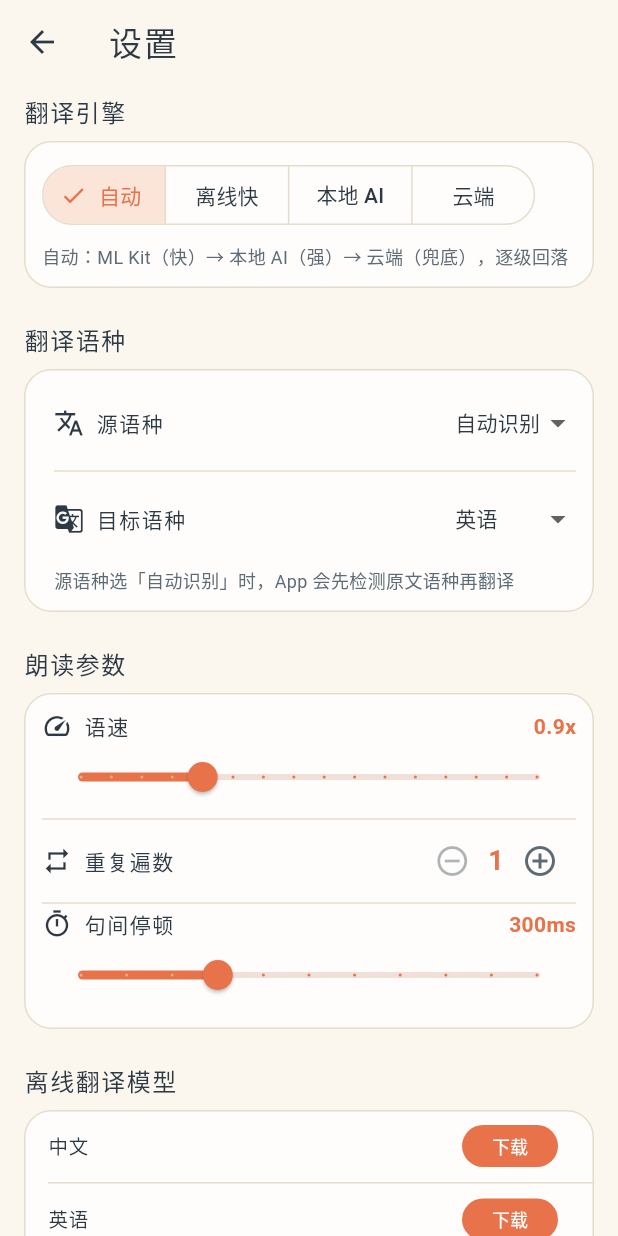
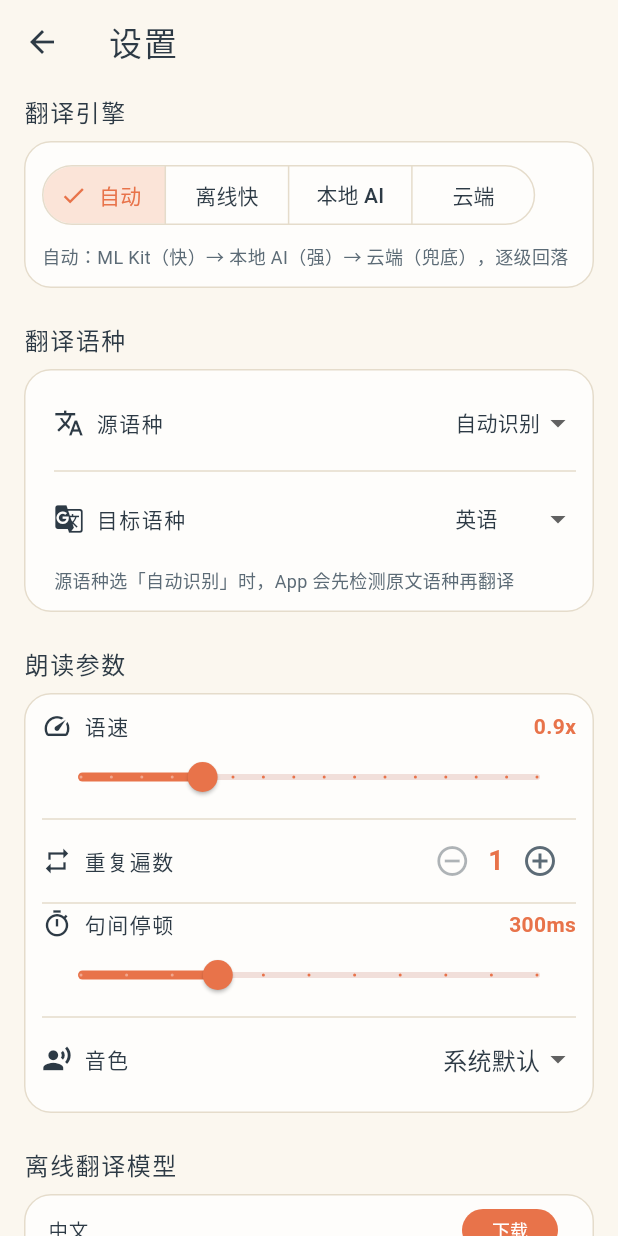
Before and after one commit to EasongChung/WiseMuse, a Flutter app: the SettingsPage screen opened directly, on a phone screen of 412 x 824 dp. Run offline on Flutter 3.47's test engine with Material 3 defaults, Android fonts, the phone set to English and light mode, and no system bars; our stand-ins replace file_picker, permission_handler, shared_preferences, sqflite, webview_flutter; missing offline and left inert: pinyin; accounts and stored records are empty; Roboto replaces fonts that are missing (ZCOOLKuaiLe).

Commit message:
feat(tts): v2.8.0 TTS 音色预置 — 设置页下拉选择 + 原生桥 setVoice
改动：- settings_service: kTtsVoice 键 + get/set - tts_service 接口 + native_tts_service setVoice 实现 - TtsBridge.kt handleSetVoice（按名称匹配系统 voice，空串=默认） - settings_page 朗读参数区加音色下拉（系统默认/晓萱/晓辰/晓涵/晓墨/晓睿/晓悠/粤语/英语美音/英音）

验证：format ✓ / analyze 0 issues / 183 tests ✓

```diff
--- a/lib/features/settings/settings_page.dart
+++ b/lib/features/settings/settings_page.dart
@@ -38,6 +38,7 @@ class _SettingsPageState extends State<SettingsPage> {
   double _ttsRate = 0.9;
   int _ttsRepeatCount = 1;
   int _ttsPauseMs = 300;
+  String _ttsVoice = '';
 
   // AI 离线优先
   bool _preferOffline = false;
@@ -91,6 +92,7 @@ class _SettingsPageState extends State<SettingsPage> {
     _ttsRate = await _settings.getTtsRate();
     _ttsRepeatCount = await _settings.getTtsRepeatCount();
     _ttsPauseMs = await _settings.getTtsPauseMs();
+    _ttsVoice = await _settings.getTtsVoice();
     _preferOffline = await _settings.getPreferOffline();
     // 检查常用语言模型下载状态
     for (final (code, _) in _langs) {
@@ -507,6 +509,62 @@ class _SettingsPageState extends State<SettingsPage> {
               onChanged: (v) => setState(() => _ttsPauseMs = v.round()),
               onChangeEnd: (v) => _settings.setTtsPauseMs(v.round()),
             ),
+            const Divider(height: 8),
+
+            // [v2.8.0] 音色选择
+            Row(
+              children: [
+                const Icon(
+                  Icons.record_voice_over,
+                  size: 20,
+                  color: StudyPalette.ink,
+                ),
+                const SizedBox(width: 8),
+                Text('音色', style: titleStyle(fontSize: 14)),
+                const Spacer(),
+                DropdownButton<String>(
+                  value: _ttsVoice.isEmpty ? 'default' : _ttsVoice,
+                  underline: const SizedBox(),
+                  items: const [
+                    DropdownMenuItem(value: 'default', child: Text('系统默认')),
+                    DropdownMenuItem(value: 'zh-CN', child: Text('中文女声')),
+                    DropdownMenuItem(
+                      value: 'zh-CN-x-xiaoxuan',
+                      child: Text('晓萱'),
+                    ),
+                    DropdownMenuItem(
+                      value: 'zh-CN-x-xiaochen',
+                      child: Text('晓辰'),
+                    ),
+                    DropdownMenuItem(
+                      value: 'zh-CN-x-xiaohan',
+                      child: Text('晓涵'),
+                    ),
+                    DropdownMenuItem(
+                      value: 'zh-CN-x-xiaomo',
+                      child: Text('晓墨'),
+                    ),
+                    DropdownMenuItem(
+                      value: 'zh-CN-x-xiaorui',
+                      child: Text('晓睿'),
+                    ),
+                    DropdownMenuItem(
+                      value: 'zh-CN-x-xiaoyou',
+                      child: Text('晓悠'),
+                    ),
+                    DropdownMenuItem(value: 'zh-HK', child: Text('粤语女声')),
+                    DropdownMenuItem(value: 'en-US', child: Text('英语美音')),
+                    DropdownMenuItem(value: 'en-GB', child: Text('英语英音')),
+                  ],
+                  onChanged: (v) {
+                    if (v == null) return;
+                    final voice = v == 'default' ? '' : v;
+                    setState(() => _ttsVoice = voice);
+                    _settings.setTtsVoice(voice);
+                  },
+                ),
+              ],
+            ),
           ],
         ),
       ),
--- a/lib/services/tts_service.dart
+++ b/lib/services/tts_service.dart
@@ -15,6 +15,9 @@ abstract class TtsService {
   /// 停止当前朗读，并使尚未完成的 [speak] 返回 false。
   ///
   /// 返回 true 表示取消屏障已经成立；返回 false 时，调用方不得继续执行
-  /// 依赖“已静音”的操作（例如启动跟读录音）。
+  /// 依赖”已静音”的操作（例如启动跟读录音）。
   Future<bool> stop();
+
+  /// [v2.8.0] 设置 TTS 音色（名称按系统 TTS 返回。空串=系统默认）。
+  Future<void> setVoice(String name);
 }
```
Also changed, not shown: lib/core/settings/settings_service.dart (+7 -0 lines), lib/services/native_tts_service.dart (+10 -0 lines), 1 other file.
